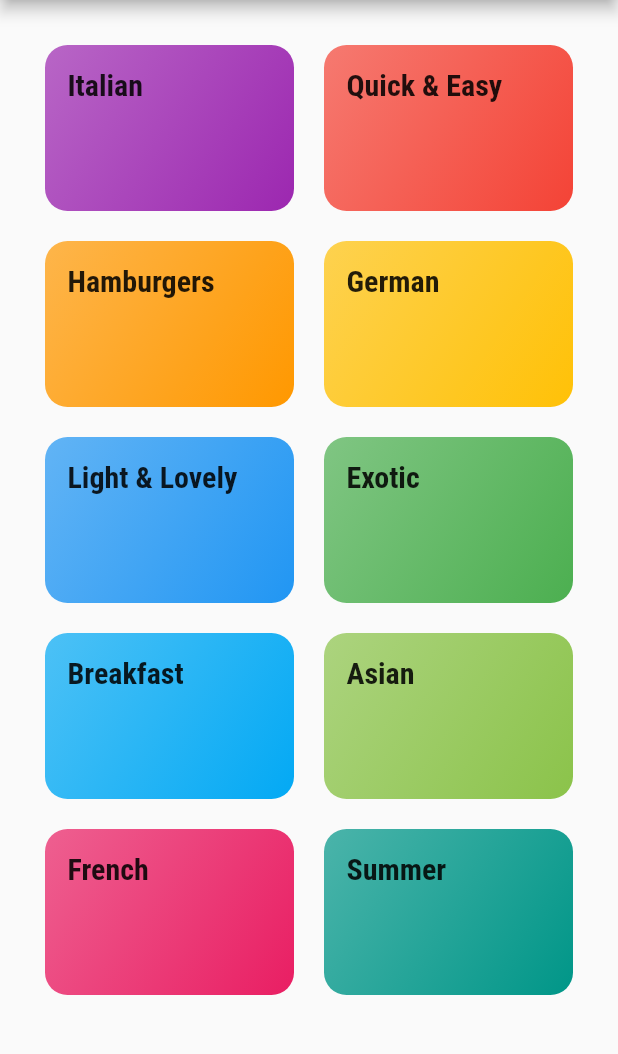
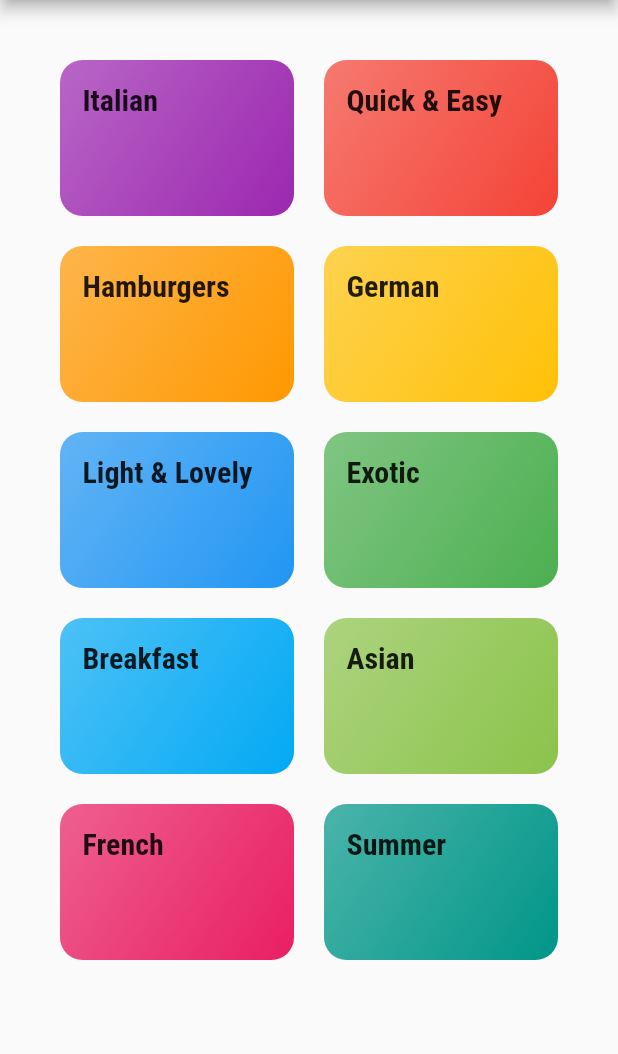
Before and after one commit to hamzasiraj/MealApp, a Flutter app: the screen it shows after launch, on a phone screen of 412 x 824 dp, the part 84-1138 px from its top. Run offline on Flutter 3.47's test engine with Material 2 defaults, Android fonts, the phone set to English and light mode, and no system bars.

Commit message:
update 40 padding

```diff
--- a/lib/categories_screen.dart
+++ b/lib/categories_screen.dart
@@ -10,7 +10,7 @@ class CategoriesScreen extends StatelessWidget {
         title: Text('Meals Categories'),
       ),
       body: GridView(
-        padding: EdgeInsets.all(30),
+        padding: EdgeInsets.all(40),
         gridDelegate: SliverGridDelegateWithMaxCrossAxisExtent(
           maxCrossAxisExtent: 200,
           childAspectRatio: 3 / 2,
```
